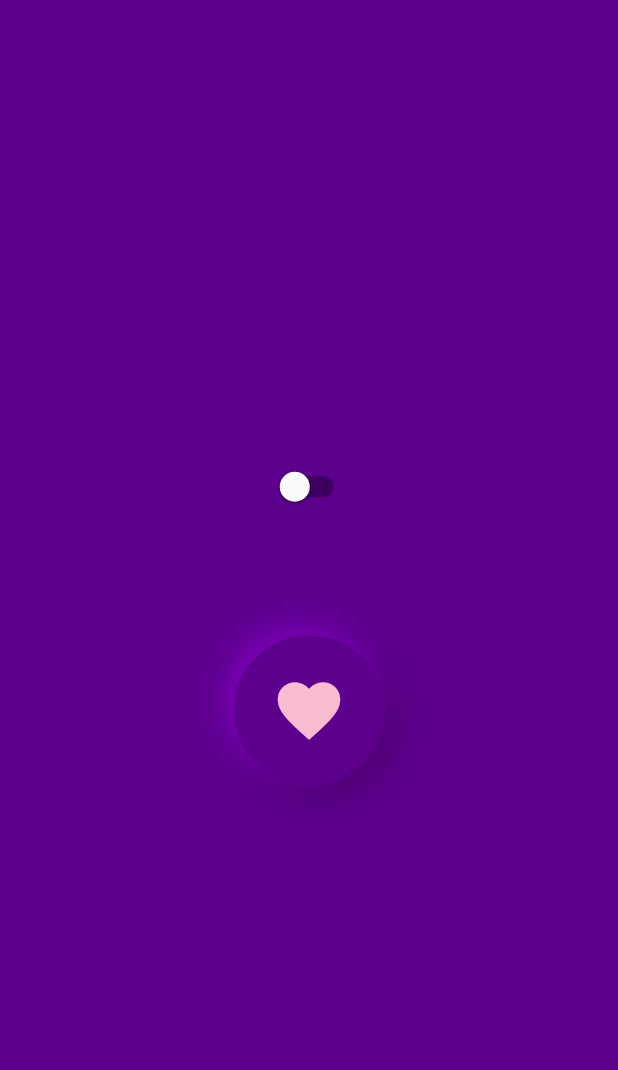
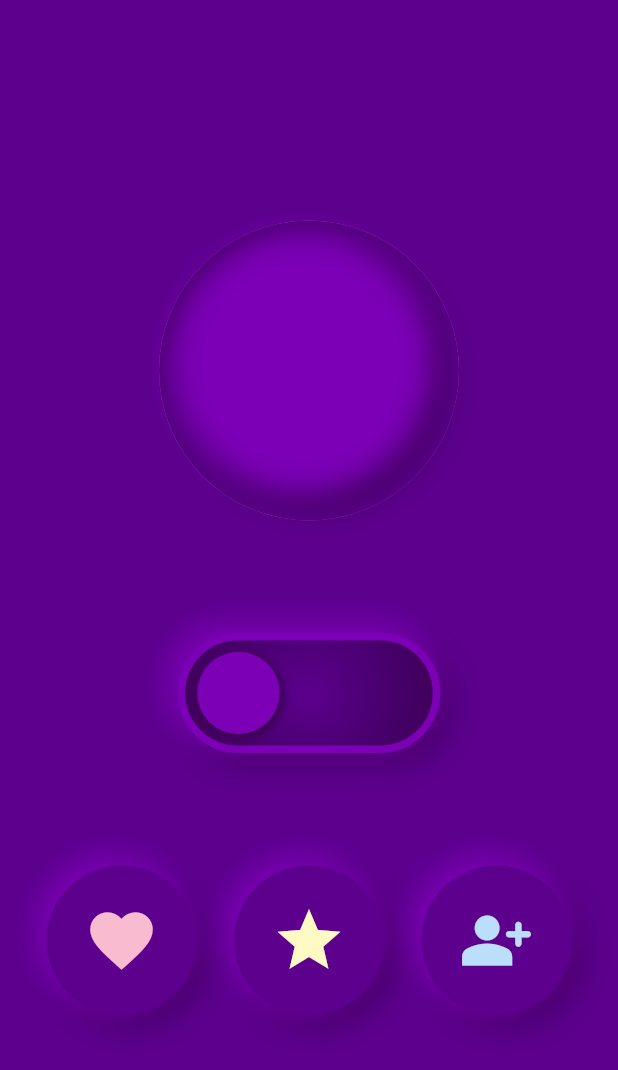
Before and after one commit to ParadisoDevAndDesign/neumorphism_playground_flutter, a Flutter app: the screen it shows after launch, on a phone screen of 412 x 824 dp. Shown: the top 1070 px of the screen. Run offline on Flutter 3.47's test engine with Material 2 defaults, Android fonts, the phone set to English and light mode, and no system bars.

Commit message:
- Changed love_button to reusable_button - Added functionality to the reusable_button widget to provide proper functionality - Added display_image still a work in progress

```diff
--- a/lib/constants.dart
+++ b/lib/constants.dart
@@ -1,9 +1,24 @@
 import 'package:flutter/material.dart';
 
 const kMainColor = Color(0xFF5C008D);
+
 const kDarkToLightPurple = [
   Color(0xFF3C0052),
   Color(0xFF440065),
   Color(0xFF4F0079),
   Color(0xFF5C008D),
 ];
+
+const kLightToDarkPurple = [
+  Color(0xFF5C008D),
+  Color(0xFF4F0079),
+  Color(0xFF440065),
+  Color(0xFF3C0052),
+];
+
+const kLightToDarkNeonPurple = [
+  Color(0xFF7B1AB2),
+  Color(0xFF691699),
+  Color(0xFF58137F),
+  Color(0xFF460F66),
+];
--- a/lib/control_holder.dart
+++ b/lib/control_holder.dart
@@ -1,7 +1,8 @@
 import 'package:flutter/material.dart';
 import 'package:neumorphism_playground/constants.dart';
-import 'controls/love_button.dart';
-import 'controls/toggle_button.dart';
+import 'package:neumorphism_playground/widgets/display_image.dart';
+import 'widgets/reusable_button.dart';
+import 'widgets/toggle_button.dart';
 
 class ControlHolder extends StatefulWidget {
   const ControlHolder({super.key});
@@ -19,12 +20,41 @@ class _ControlHolderState extends State<ControlHolder> {
         child: Column(
           crossAxisAlignment: CrossAxisAlignment.center,
           mainAxisAlignment: MainAxisAlignment.center,
-          children: const [
+          children: [
+            DisplayImage(),
+            SizedBox(
+              height: 75.0,
+            ),
             ToggleButton(),
             SizedBox(
               height: 75.0,
             ),
-            LoveButton(),
+            Row(
+              mainAxisAlignment: MainAxisAlignment.center,
+              children: [
+                ReusableButton(
+                  iconData: Icons.favorite,
+                  colourOn: Colors.pink.shade500,
+                  colourOff: Colors.pink.shade100,
+                ),
+                SizedBox(
+                  width: 25,
+                ),
+                ReusableButton(
+                  iconData: Icons.star,
+                  colourOn: Colors.yellow.shade400,
+                  colourOff: Colors.yellow.shade100,
+                ),
+                SizedBox(
+                  width: 25,
+                ),
+                ReusableButton(
+                  iconData: Icons.person_add_alt_rounded,
+                  colourOn: Colors.blue.shade500,
+                  colourOff: Colors.blue.shade100,
+                ),
+              ],
+            )
           ],
         ),
       ),
--- a/lib/controls/toggle_button.dart
+++ /dev/null
@@ -1,25 +0,0 @@
-import 'package:flutter/material.dart';
-
-class ToggleButton extends StatefulWidget {
-  const ToggleButton({super.key});
-
-  @override
-  State<ToggleButton> createState() => _ToggleButtonState();
-}
-
-class _ToggleButtonState extends State<ToggleButton> {
-  void onChanged() {}
-  @override
-  Widget build(BuildContext context) {
-    return Stack(
-      children: [
-        Switch(value: false, onChanged: (value) {}),
-        // Container(
-        //   width: 100,
-        //   height: 100,
-        //   color: Colors.amber,
-        // ),
-      ],
-    );
-  }
-}
--- /dev/null
+++ b/lib/widgets/display_image.dart
@@ -0,0 +1,65 @@
+// ignore_for_file: public_member_api_docs, sort_constructors_first
+import 'package:flutter/material.dart';
+import 'package:neumorphism_playground/constants.dart';
+
+class DisplayImage extends StatefulWidget {
+  const DisplayImage({super.key});
+
+  @override
+  State<DisplayImage> createState() => _DisplayImageState();
+}
+
+class _DisplayImageState extends State<DisplayImage> {
+  @override
+  Widget build(BuildContext context) {
+    return Container(
+      height: 200,
+      width: 200,
+      decoration: const BoxDecoration(
+        shape: BoxShape.circle,
+        boxShadow: [
+          BoxShadow(
+            color: Colors.purpleAccent,
+          ),
+        ],
+        gradient: LinearGradient(
+          begin: Alignment.topLeft,
+          end: Alignment.bottomRight,
+          colors: kDarkToLightPurple,
+          stops: [
+            0,
+            0.1,
+            0.3,
+            0.9,
+          ],
+        ),
+      ),
+      child: Stack(
+        alignment: Alignment.center,
+        children: [
+          Container(
+            height: 170,
+            width: 170,
+            decoration: const BoxDecoration(
+              shape: BoxShape.circle,
+              boxShadow: [
+                BoxShadow(
+                  color: Color(0xFF440065),
+                  offset: Offset(6, 6),
+                  blurRadius: 15,
+                  spreadRadius: 2,
+                ),
+                BoxShadow(
+                  color: Color(0xFF7B00B6),
+                  offset: Offset(-5, -5),
+                  blurRadius: 15,
+                  spreadRadius: 2,
+                ),
+              ],
+            ),
+          ),
+        ],
+      ),
+    );
+  }
+}
--- a/lib/controls/love_button.dart
+++ b/lib/widgets/reusable_button.dart
@@ -1,14 +1,22 @@
 import 'package:flutter/material.dart';
 import 'package:neumorphism_playground/constants.dart';
 
-class LoveButton extends StatefulWidget {
-  const LoveButton({super.key});
+class ReusableButton extends StatefulWidget {
+  IconData iconData;
+  Color colourOn;
+  Color colourOff;
+  ReusableButton({
+    super.key,
+    required this.iconData,
+    required this.colourOn,
+    required this.colourOff,
+  });
 
   @override
-  State<LoveButton> createState() => _LoveButtonState();
+  State<ReusableButton> createState() => _ReusableButtonState();
 }
 
-class _LoveButtonState extends State<LoveButton> {
+class _ReusableButtonState extends State<ReusableButton> {
   bool isButtonPressed = false;
 
   void onButtonPress() {
@@ -58,10 +66,10 @@ class _LoveButtonState extends State<LoveButton> {
                     ],
                   ),
                 )
-              : BoxDecoration(
+              : const BoxDecoration(
                   color: kMainColor,
-                  borderRadius: BorderRadius.circular(50),
-                  boxShadow: const [
+                  shape: BoxShape.circle,
+                  boxShadow: [
                     BoxShadow(
                       color: Color(0xFF440065),
                       offset: Offset(6, 6),
@@ -79,9 +87,8 @@ class _LoveButtonState extends State<LoveButton> {
           child: GestureDetector(
             onTap: onButtonPress,
             child: Icon(
-              Icons.favorite,
-              color:
-                  isButtonPressed ? Colors.pink.shade500 : Colors.pink.shade100,
+              widget.iconData,
+              color: isButtonPressed ? widget.colourOn : widget.colourOff,
               size: 50.0,
             ),
           ),
--- /dev/null
+++ b/lib/widgets/toggle_button.dart
@@ -0,0 +1,89 @@
+import 'package:flutter/material.dart';
+import 'package:neumorphism_playground/constants.dart';
+
+class ToggleButton extends StatefulWidget {
+  const ToggleButton({super.key});
+
+  @override
+  State<ToggleButton> createState() => _ToggleButtonState();
+}
+
+class _ToggleButtonState extends State<ToggleButton> {
+  bool isToggled = false;
+
+  void onToggle() {
+    setState(() {
+      isToggled = isToggled ? false : true;
+    });
+  }
+
+  @override
+  Widget build(BuildContext context) {
+    return Stack(
+      children: [
+        GestureDetector(
+          onTap: onToggle,
+          child: Container(
+            height: 80,
+            width: 175,
+            decoration: BoxDecoration(
+              color: isToggled ? Color(0xFFB026FF) : Color(0xFF440065),
+              borderRadius: const BorderRadius.all(
+                Radius.elliptical(40, 40),
+              ),
+              border: Border.all(
+                color: Color(0xFF7B00B6),
+                style: BorderStyle.solid,
+                width: 5.0,
+              ),
+              boxShadow: const [
+                BoxShadow(
+                  color: Color(0xFF440065),
+                  offset: Offset(6, 6),
+                  blurRadius: 15,
+                  spreadRadius: 2,
+                ),
+                BoxShadow(
+                  color: Color(0xFF7B00B6),
+                  offset: Offset(-5, -5),
+                  blurRadius: 15,
+                  spreadRadius: 2,
+                ),
+              ],
+              gradient: RadialGradient(
+                radius: isToggled ? 1.75 : 1.25,
+                center: Alignment.center,
+                colors: isToggled ? kLightToDarkNeonPurple : kLightToDarkPurple,
+              ),
+            ),
+            child: Stack(
+              alignment: Alignment.center,
+              children: [
+                Positioned(
+                  left: isToggled ? 100 : 8,
+                  child: Container(
+                    height: 55,
+                    width: 55,
+                    padding: const EdgeInsets.fromLTRB(100, 0, 0, 0),
+                    decoration: const BoxDecoration(
+                      color: Color(0xFF7B00B6),
+                      shape: BoxShape.circle,
+                      boxShadow: [
+                        BoxShadow(
+                          color: Color(0xFF3C0052),
+                          offset: Offset(2, 2),
+                          blurRadius: 4,
+                          spreadRadius: 1,
+                        ),
+                      ],
+                    ),
+                  ),
+                ),
+              ],
+            ),
+          ),
+        ),
+      ],
+    );
+  }
+}
```
Also changed, not shown: pubspec.yaml (+1 -21 lines), 1 other file.
